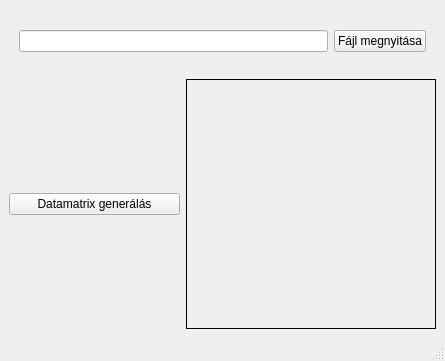
Old version of the form ui/res/layout/main.ui in the repository puskapeti/DataMatrixWizard.
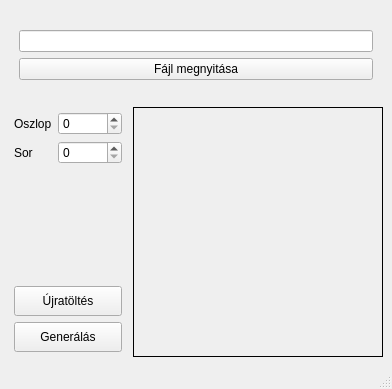
New version of the form. Icons and pictures are not drawn.

The edit to the form file:
```diff
--- a/ui/res/layout/main.ui
+++ b/ui/res/layout/main.ui
@@ -6,14 +6,14 @@
    <rect>
     <x>0</x>
     <y>0</y>
-    <width>445</width>
-    <height>361</height>
+    <width>392</width>
+    <height>389</height>
    </rect>
   </property>
   <property name="maximumSize">
    <size>
-    <width>445</width>
-    <height>445</height>
+    <width>392</width>
+    <height>389</height>
    </size>
   </property>
   <property name="windowTitle">
@@ -26,13 +26,13 @@
   <widget class="QWidget" name="centralwidget">
    <property name="maximumSize">
     <size>
-     <width>480</width>
-     <height>619</height>
+     <width>640</width>
+     <height>640</height>
     </size>
    </property>
    <layout class="QVBoxLayout" name="verticalLayout_2" stretch="1,3">
     <item>
-     <layout class="QHBoxLayout" name="horizontalLayout">
+     <layout class="QVBoxLayout" name="verticalLayout_4">
       <property name="leftMargin">
        <number>10</number>
       </property>
@@ -61,10 +61,65 @@
      <layout class="QHBoxLayout" name="horizontalLayout_2">
       <item>
        <layout class="QVBoxLayout" name="verticalLayout_3">
+        <property name="leftMargin">
+         <number>5</number>
+        </property>
+        <property name="topMargin">
+         <number>5</number>
+        </property>
+        <property name="rightMargin">
+         <number>5</number>
+        </property>
+        <property name="bottomMargin">
+         <number>5</number>
+        </property>
+        <item>
+         <layout class="QFormLayout" name="formLayout">
+          <item row="0" column="0">
+           <widget class="QLabel" name="label">
+            <property name="text">
+             <string>Oszlop</string>
+            </property>
+           </widget>
+          </item>
+          <item row="1" column="1">
+           <widget class="QSpinBox" name="spinbox_row"/>
+          </item>
+          <item row="1" column="0">
+           <widget class="QLabel" name="label_2">
+            <property name="text">
+             <string>Sor</string>
+            </property>
+           </widget>
+          </item>
+          <item row="0" column="1">
+           <widget class="QSpinBox" name="spinbox_column"/>
+          </item>
+         </layout>
+        </item>
+        <item>
+         <widget class="QPushButton" name="button_reload">
+          <property name="minimumSize">
+           <size>
+            <width>0</width>
+            <height>30</height>
+           </size>
+          </property>
+          <property name="text">
+           <string>Újratöltés</string>
+          </property>
+         </widget>
+        </item>
         <item>
          <widget class="QPushButton" name="button_generate_dm">
+          <property name="minimumSize">
+           <size>
+            <width>0</width>
+            <height>30</height>
+           </size>
+          </property>
           <property name="text">
-           <string>Datamatrix generálás</string>
+           <string>Generálás</string>
           </property>
          </widget>
         </item>
@@ -93,6 +148,9 @@
         <property name="text">
          <string/>
         </property>
+        <property name="alignment">
+         <set>Qt::AlignCenter</set>
+        </property>
        </widget>
       </item>
      </layout>
```
Left out of the diff: 2 changed lines with no effect on the pictures.
